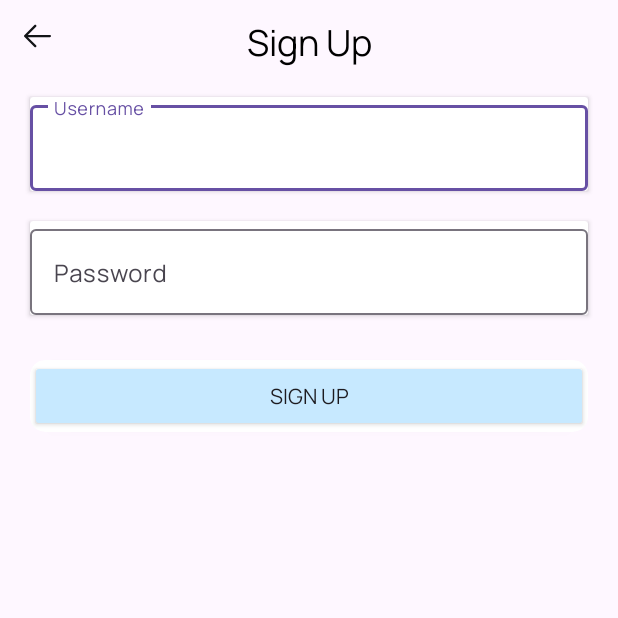
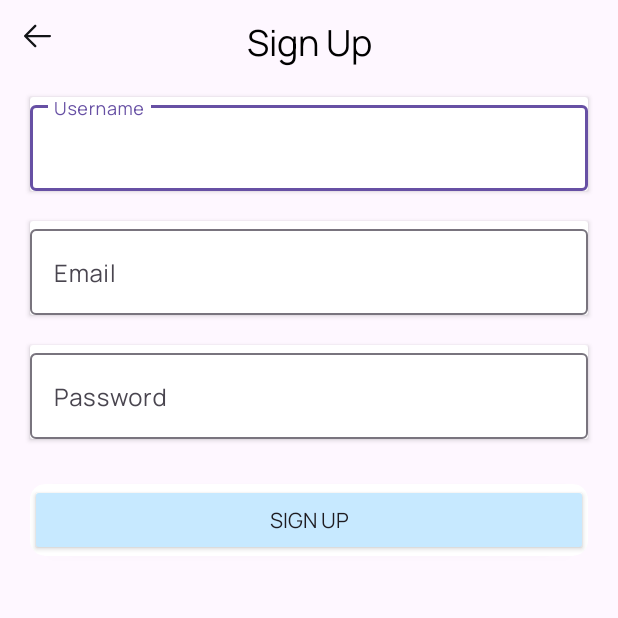
Before and after one commit to susheel-ui/Bill_Gernator, an Android app: the RegisterUserActivity screen opened directly, with no data from a screen before it, after a tap on "SIGN UP", on a phone screen of 412 x 824 dp, the top half of it. Run offline under Robolectric (Android 15) with nearby library versions, the phone set to English and light mode, and no system bars.

Commit message:
db updated

```diff
--- a/app/src/main/java/com/example/bill_genrating_app/Activities/RegisterUserActivity.kt
+++ b/app/src/main/java/com/example/bill_genrating_app/Activities/RegisterUserActivity.kt
@@ -31,15 +31,20 @@ class RegisterUserActivity : AppCompatActivity() {
         activityBinding = ActivityRegisterUserBinding.inflate(layoutInflater)
         setContentView(activityBinding.root)
 
+        activityBinding.backBtn.setOnClickListener{
+            finish()
+        }
+
         activityBinding.btnSignUp.setOnClickListener {
             val username = activityBinding.usernameET.text.toString()
             val password = activityBinding.passwordET.text.toString()
+            val email = activityBinding.emailET.text.toString()
 
-            if (username.isNotEmpty() && password.isNotEmpty()) {
+            if (username.isNotEmpty() && password.isNotEmpty() && email.isNotEmpty()) {
                 lifecycleScope.launch {
                     try {
                         val id = withContext(Dispatchers.IO) {
-                            UserService(applicationContext).registerUser(User(null, username, password))
+                            UserService(applicationContext).registerUser(User(null,email, username, password))
                         }
 
                         if (id != null) {
--- a/app/src/main/java/com/example/bill_genrating_app/Fragments/invoice_fragment.kt
+++ b/app/src/main/java/com/example/bill_genrating_app/Fragments/invoice_fragment.kt
@@ -48,7 +48,7 @@ class invoice_fragment(private val user: User?) : Fragment() {
                     startActivity(intent)
                     requireActivity().overridePendingTransition(R.anim.zoom_in,R.anim.stay_static)
                 }
-fragmentsBinding.invoiceSearchbar.username.text  = user?.username.toString()
+fragmentsBinding.invoiceSearchbar.emailEt.text  = user?.username.toString()
         //data getting
         ShowTransactions()
         return fragmentsBinding.root
--- a/app/src/main/java/com/example/bill_genrating_app/Roomdb/DAO/UserDao.kt
+++ b/app/src/main/java/com/example/bill_genrating_app/Roomdb/DAO/UserDao.kt
@@ -12,8 +12,8 @@ interface UserDao{
     @Insert(onConflict = OnConflictStrategy.IGNORE)
     suspend fun registerUser(user: User): Long
 
-    @Query("SELECT * FROM users WHERE username = :username AND password = :password")
-    fun authenticateUser(username: String, password: String): User?
+    @Query("SELECT * FROM users WHERE email = :email AND password = :password")
+    fun authenticateUser(email: String, password: String): User?
 
     @Query("SELECT * FROM users WHERE username = :username")
     suspend fun checkUsernameExists(username: String): User?
--- a/app/src/main/java/com/example/bill_genrating_app/Roomdb/Repos/UserService.kt
+++ b/app/src/main/java/com/example/bill_genrating_app/Roomdb/Repos/UserService.kt
@@ -9,8 +9,8 @@ class UserService(private val context:Context) {
     suspend fun registerUser(user: User): Long {
         return db.userDao().registerUser(user)
     }
-  fun authenticateUser(username: String, password: String):User? {
-        val user = db.userDao().authenticateUser(username, password)
+  fun authenticateUser(email: String, password: String):User? {
+        val user = db.userDao().authenticateUser(email, password)
         return user
     }
    fun getUserById(id: Long?): User? {
--- a/app/src/main/java/com/example/bill_genrating_app/Roomdb/entities/DataClasses.kt
+++ b/app/src/main/java/com/example/bill_genrating_app/Roomdb/entities/DataClasses.kt
@@ -24,6 +24,7 @@ data class shopDetails(
 @Entity(tableName = "users")
 data class User(
     @PrimaryKey(autoGenerate = true) val id: Int?,
+    val email:String,
     val username: String,
     val password: String  // In production, never store plain passwords.
 )
--- a/app/src/main/res/layout-v26/activity_login.xml
+++ b/app/src/main/res/layout-v26/activity_login.xml
@@ -78,7 +78,7 @@
                >
 
            <com.google.android.material.textfield.TextInputEditText
-               android:id="@+id/username"
+               android:id="@+id/emailEt"
                android:layout_width="match_parent"
                android:layout_height="wrap_content"
                android:inputType="textEmailAddress"
--- a/app/src/main/res/layout/activity_register_user.xml
+++ b/app/src/main/res/layout/activity_register_user.xml
@@ -9,6 +9,7 @@
     >
 
    <ImageButton
+       android:id="@+id/backBtn"
        android:layout_width="wrap_content"
        android:layout_height="wrap_content"
        android:src="@drawable/back_button"
@@ -54,13 +55,36 @@
         </com.google.android.material.textfield.TextInputLayout>
     </androidx.cardview.widget.CardView>
     <androidx.cardview.widget.CardView
+        android:id="@+id/emailETCard"
+        android:layout_width="match_parent"
+        android:layout_height="wrap_content"
+        android:layout_margin="20.dp"
+        app:layout_constraintTop_toBottomOf="@id/usernameETCard"
+        app:layout_constraintStart_toStartOf="parent"
+        app:layout_constraintEnd_toEndOf="parent"
+
+        >
+        <com.google.android.material.textfield.TextInputLayout
+            android:layout_width="match_parent"
+            android:layout_height="wrap_content"
+            android:hint="Email"
+            >
+            <EditText
+                android:id="@+id/emailET"
+                android:layout_width="match_parent"
+                android:layout_height="match_parent"
+
+                />
+        </com.google.android.material.textfield.TextInputLayout>
+    </androidx.cardview.widget.CardView>
+    <androidx.cardview.widget.CardView
         android:id="@+id/passwordCardView"
         android:layout_width="match_parent"
         android:layout_height="wrap_content"
         android:layout_margin="20.dp"
         app:layout_constraintStart_toStartOf="parent"
         app:layout_constraintEnd_toEndOf="parent"
-        app:layout_constraintTop_toBottomOf="@id/usernameETCard"
+        app:layout_constraintTop_toBottomOf="@id/emailETCard"
 
         >
         <com.google.android.material.textfield.TextInputLayout
--- a/app/src/main/res/layout/top_bar_home_page.xml
+++ b/app/src/main/res/layout/top_bar_home_page.xml
@@ -68,7 +68,7 @@
                     android:textColor="@color/textPrimary"
                     />
                 <TextView
-                    android:id="@+id/username"
+                    android:id="@+id/emailEt"
                     android:layout_width="wrap_content"
                     android:layout_height="wrap_content"
                     android:text="userName"
```
Also changed, not shown: app/src/main/java/com/example/bill_genrating_app/Activities/LoginActivity.kt (+2 -8 lines).
